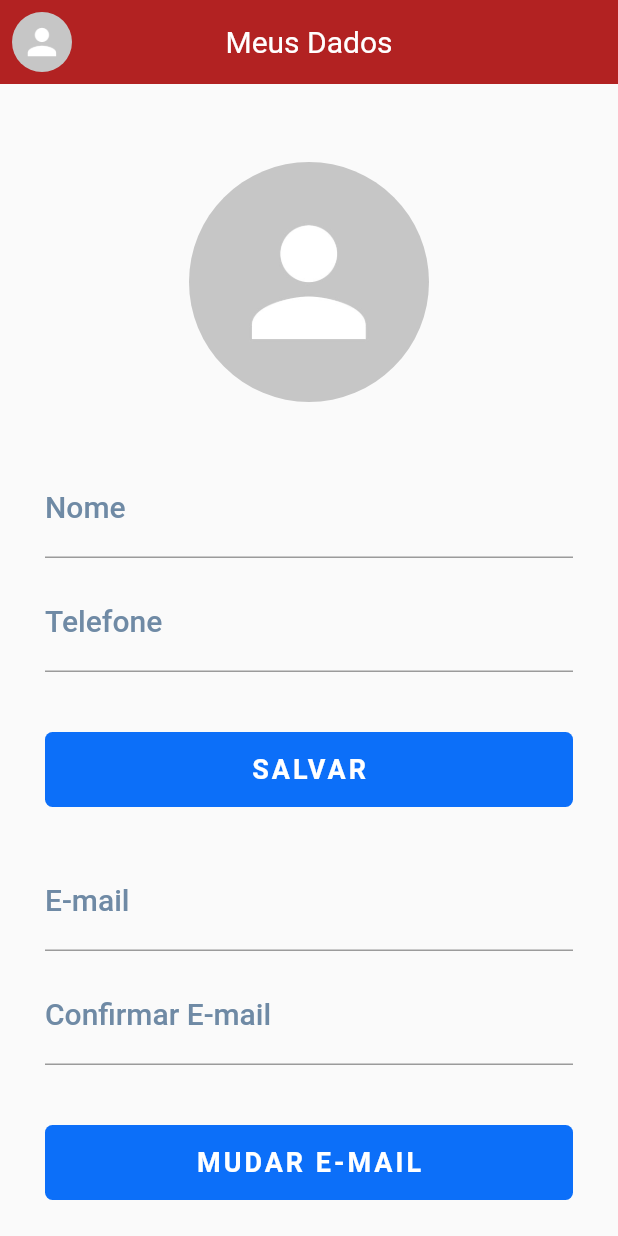
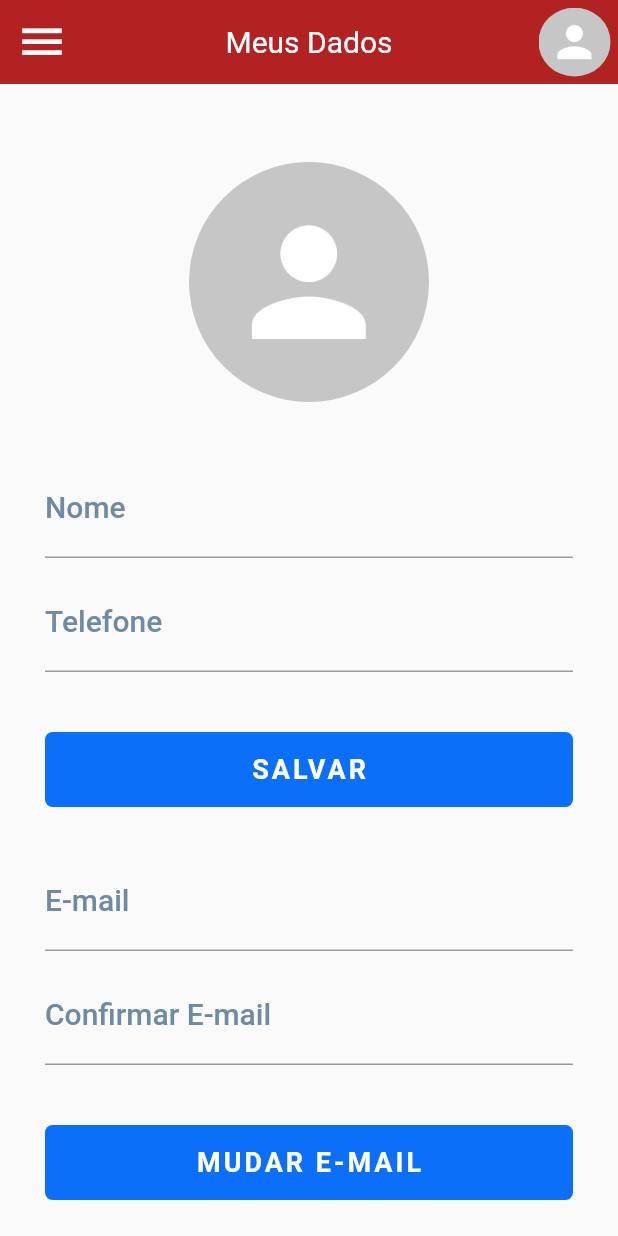
Before and after one commit to wendelsantosd/amawfinance_mobile, a Flutter app: the screen it shows after launch, on a phone screen of 412 x 824 dp. Run offline on Flutter 3.47's test engine with Material 2 defaults, Android fonts, the light colour scheme and no system bars; our stand-ins replace flutter_spinkit, google_fonts, google_sign_in, image_picker, shared_preferences; network calls fail.

Commit message:
refactor menu

```diff
--- a/lib/components/menu.dart
+++ b/lib/components/menu.dart
@@ -33,23 +33,9 @@ class _MenuState extends State<Menu> {
   @override
   Widget build(BuildContext context) {
     return PopupMenuButton(
-      icon: Container(
-        child: pictureURL == ''
-            ? ClipOval(
-                child: Image.asset(
-                AppImages.noAvatar,
-                width: 160,
-                height: 160,
-                fit: BoxFit.cover,
-              ))
-            : ClipOval(
-                child: Image.network(
-                  pictureURL,
-                  width: 160,
-                  height: 160,
-                  fit: BoxFit.cover,
-                ),
-              ),
+      icon: const Icon(
+        Icons.menu,
+        size: 35,
       ),
       itemBuilder: (BuildContext context) {
         return [
--- a/lib/pages/profile/profile.dart
+++ b/lib/pages/profile/profile.dart
@@ -203,6 +203,28 @@ class _ProfileState extends State<Profile> {
           width: 58,
           child: Menu(),
         ),
+        actions: [
+          Container(
+            width: 58,
+            padding: EdgeInsets.all(5),
+            child: pictureURL == ''
+                ? ClipOval(
+                    child: Image.asset(
+                    AppImages.noAvatar,
+                    width: 160,
+                    height: 160,
+                    fit: BoxFit.cover,
+                  ))
+                : ClipOval(
+                    child: Image.network(
+                      pictureURL,
+                      width: 160,
+                      height: 160,
+                      fit: BoxFit.cover,
+                    ),
+                  ),
+          ),
+        ],
       ),
       body: ListView(
         padding: const EdgeInsets.only(top: 100),
```
